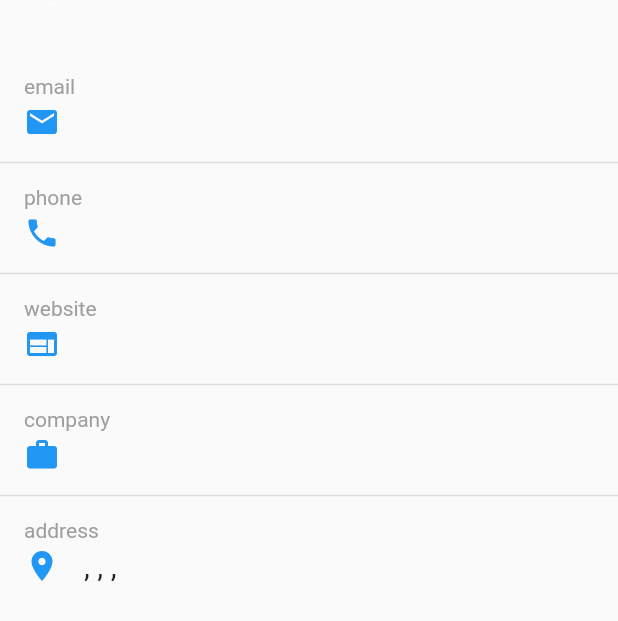
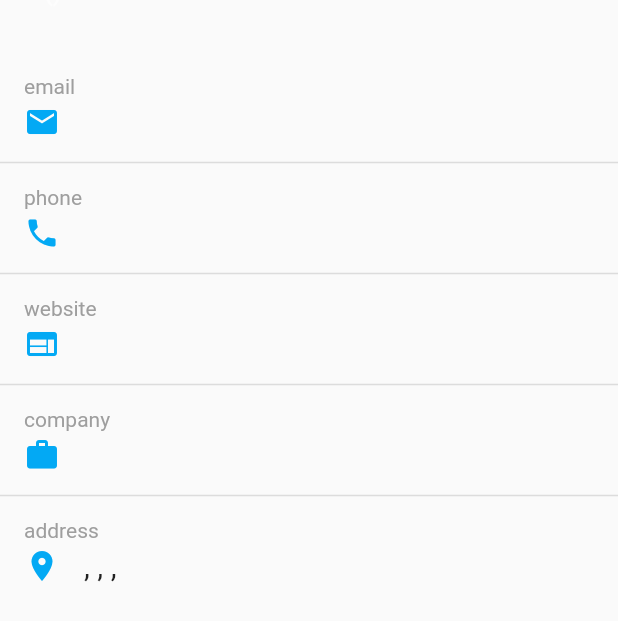
Before and after one commit to DSdevelope/FinalProject, a Flutter app: the UserDetailScreen screen opened directly with empty values, on a phone screen of 412 x 824 dp. Shown: the part 586-1207 px from the top of the screen. Run offline on Flutter 3.47's test engine with Material 2 defaults, Android fonts, the light colour scheme and no system bars; network calls fail.

Commit message:
create widgets

```diff
--- a/lib/screens/user_detail_screen.dart
+++ b/lib/screens/user_detail_screen.dart
@@ -1,6 +1,6 @@
 import 'package:finalproject/models/user.dart';
-import 'package:finalproject/screens/user_info_tile.dart';
 import 'package:finalproject/utils/strings.dart';
+import 'package:finalproject/widgets/user_info_tile.dart';
 import 'package:flutter/material.dart';
 
 class UserDetailScreen extends StatelessWidget {
--- a/lib/screens/users_list_screen.dart
+++ b/lib/screens/users_list_screen.dart
@@ -2,8 +2,8 @@ import 'dart:convert';
 
 import 'package:finalproject/models/user.dart';
 import 'package:finalproject/screens/user_detail_screen.dart';
-import 'package:finalproject/user_list_tile.dart';
 import 'package:finalproject/utils/strings.dart';
+import 'package:finalproject/widgets/user_list_tile.dart';
 import 'package:flutter/material.dart';
 import 'package:http/http.dart' as http;
 
--- a/lib/screens/user_info_tile.dart
+++ b/lib/widgets/user_info_tile.dart
@@ -25,7 +25,7 @@ class UserInfoTile extends StatelessWidget {
           const SizedBox(height: 4),
           Row(
             children: [
-              Icon(icon, color: Colors.blue),
+              Icon(icon, color: Colors.lightBlue),
               const SizedBox(width: 16),
               Expanded(
                 child: Text(
```
Also changed, not shown: lib/widgets/app_drawer.dart (renamed from lib/app_drawer.dart), lib/widgets/user_list_tile.dart (renamed from lib/user_list_tile.dart).
